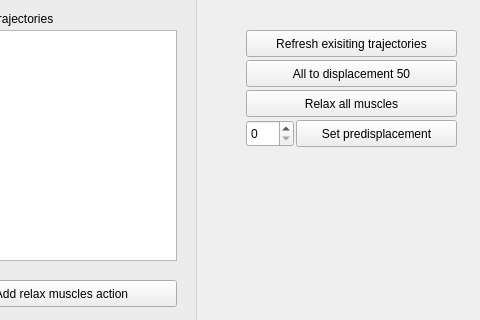
Above: roboy_trajectories_control/resource/roboy_trajectories_control.ui from Roboy/roboy_rqt_plugins before the change; both pictures show x 354 to 834 and y 0 to 320 of the 834 by 707 pixel window. Below: the same form after it.
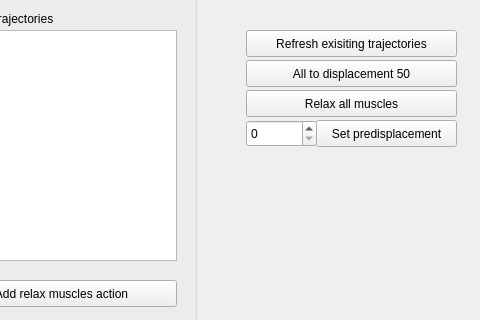
That is the form after the change.

```diff
--- a/roboy_trajectories_control/resource/roboy_trajectories_control.ui
+++ b/roboy_trajectories_control/resource/roboy_trajectories_control.ui
@@ -1650,9 +1650,9 @@
   <widget class="QPushButton" name="setPredisplacement">
    <property name="geometry">
     <rect>
-     <x>650</x>
+     <x>670</x>
      <y>120</y>
-     <width>161</width>
+     <width>141</width>
      <height>27</height>
     </rect>
    </property>
@@ -1665,10 +1665,13 @@
     <rect>
      <x>600</x>
      <y>120</y>
-     <width>48</width>
+     <width>71</width>
      <height>27</height>
     </rect>
    </property>
+   <property name="maximum">
+    <number>500</number>
+   </property>
   </widget>
  </widget>
  <layoutdefault spacing="6" margin="11"/>
```
